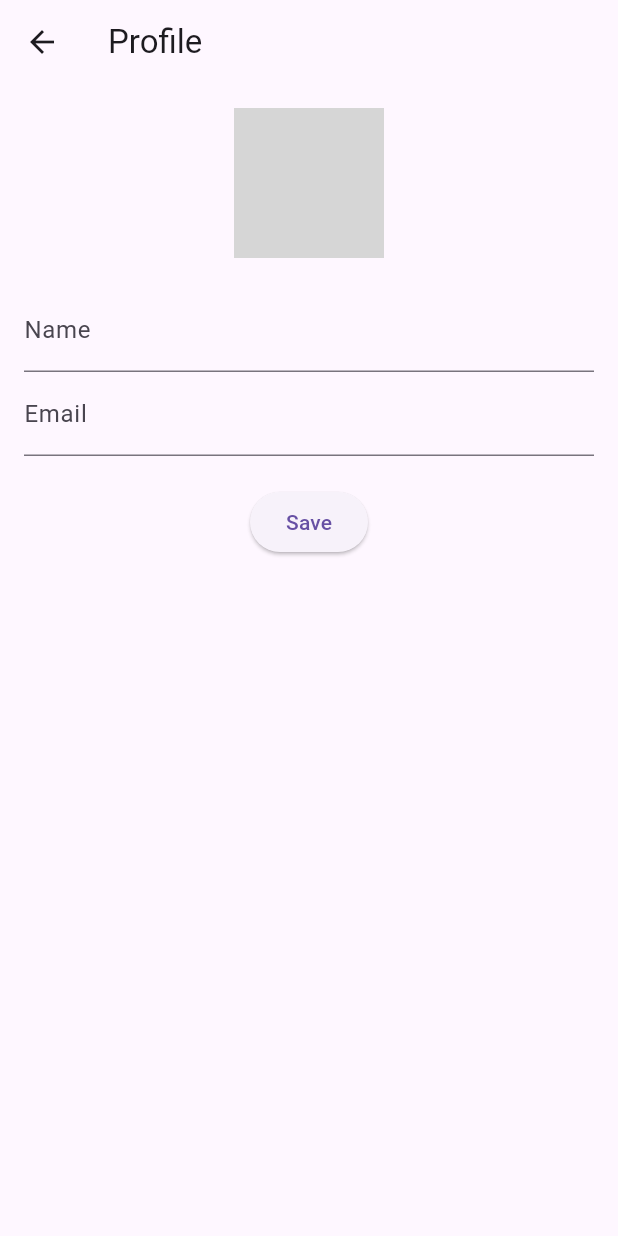
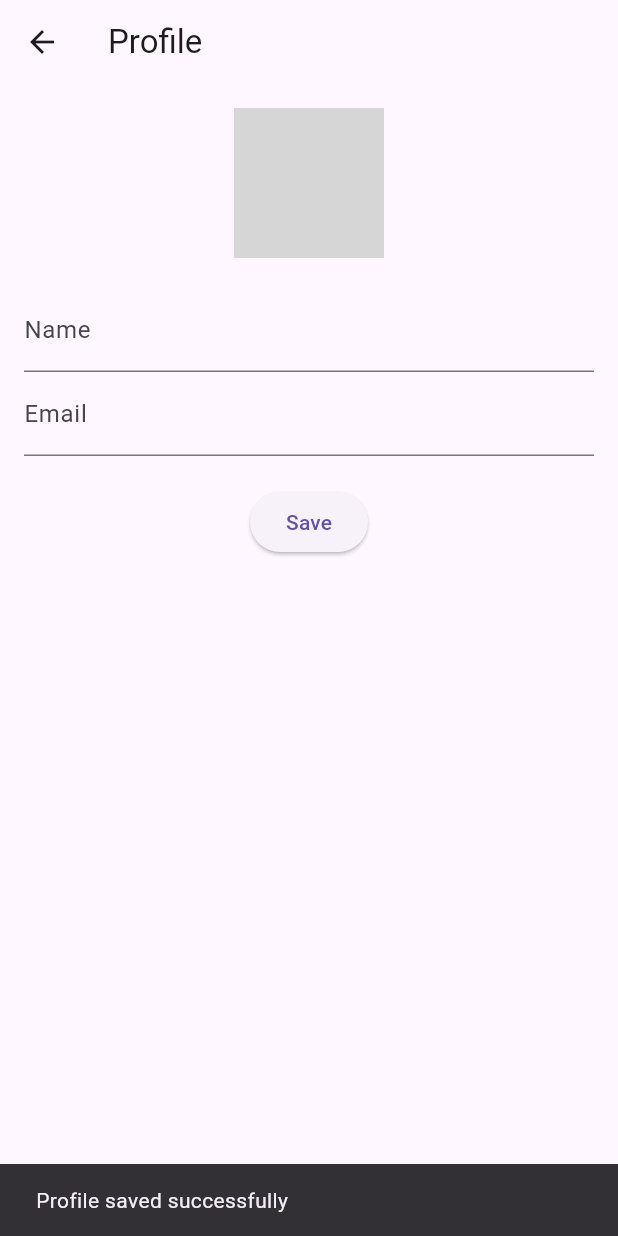
Before and after one commit to ashwin549/Truth-Lens, a Flutter app: the ProfileTab screen opened directly, after a tap on "Save", on a phone screen of 412 x 824 dp. Run offline on Flutter 3.47's test engine with Material 3 defaults, Android fonts, the light colour scheme and no system bars; our stand-ins replace cloud_firestore, curved_navigation_bar, firebase_auth, firebase_core, flutter_dotenv, google_sign_in and 2 more; accounts and stored records are empty; network calls fail; grey boxes are pictures that could not be loaded.

Commit message:
Profile, news source

```diff
--- a/lib/home_screen.dart
+++ b/lib/home_screen.dart
@@ -1,7 +1,7 @@
 import 'package:flutter/material.dart';
 import 'home_tab.dart';
 import 'daily_tab.dart';
-import 'post_tab.dart';
+
 import 'profile_tab.dart';
 import 'package:curved_navigation_bar/curved_navigation_bar.dart';
 
@@ -16,7 +16,6 @@ class _HomeScreenState extends State<HomeScreen> {
   final List<Widget> _tabs = [
     HomeTab(),
     DailyTab(),
-    PostTab(),
     ProfileTab(),
   ];
 
@@ -40,7 +39,6 @@ class _HomeScreenState extends State<HomeScreen> {
         items: <Widget>[
           Icon(Icons.home, size: 30),
           Icon(Icons.trending_up, size: 30),
-          Icon(Icons.add_box, size: 30),
           Icon(Icons.person, size: 30),
         ],
         onTap: (index) {
--- a/lib/profile_tab.dart
+++ b/lib/profile_tab.dart
@@ -1,6 +1,104 @@
 import 'package:flutter/material.dart';
+import 'package:image_picker/image_picker.dart';
+import 'dart:io';
+import 'package:path_provider/path_provider.dart';
+import 'package:path/path.dart' as path;
+import 'package:shared_preferences/shared_preferences.dart';
 
-class ProfileTab extends StatelessWidget {
+class ProfileTab extends StatefulWidget {
+  @override
+  _ProfileTabState createState() => _ProfileTabState();
+}
+
+class _ProfileTabState extends State<ProfileTab> {
+  File? _image;
+  final String _imagePathKey = 'profile_image_path';
+  final String _nameKey = 'profile_name';
+  final String _emailKey = 'profile_email';
+
+  TextEditingController _nameController = TextEditingController();
+  TextEditingController _emailController = TextEditingController();
+
+  @override
+  void initState() {
+    super.initState();
+    _loadProfileData();
+  }
+
+  // Load the saved image, name, and email from SharedPreferences.
+  Future<void> _loadProfileData() async {
+    SharedPreferences prefs = await SharedPreferences.getInstance();
+
+    // Load image
+    String? savedImagePath = prefs.getString(_imagePathKey);
+    if (savedImagePath != null) {
+      File imageFile = File(savedImagePath);
+      if (await imageFile.exists()) {
+        setState(() {
+          _image = imageFile;
+        });
+      }
+    }
+
+    // Load name and email
+    _nameController.text = prefs.getString(_nameKey) ?? '';
+    _emailController.text = prefs.getString(_emailKey) ?? '';
+  }
+
+  // Function to open the camera and capture an image.
+  Future<void> _pickImage() async {
+    final pickedFile =
+    await ImagePicker().pickImage(source: ImageSource.camera);
+    if (pickedFile != null) {
+      setState(() {
+        _image = File(pickedFile.path);
+      });
+    }
+  }
+
+  // Function to save the profile image, name, and email.
+  Future<void> _saveProfile() async {
+    SharedPreferences prefs = await SharedPreferences.getInstance();
+
+    // Save name and email
+    await prefs.setString(_nameKey, _nameController.text);
+    await prefs.setString(_emailKey, _emailController.text);
+
+    if (_image != null) {
+      try {
+        if (!_image!.existsSync()) {
+          print('Temporary image file does not exist at: ${_image!.path}');
+          ScaffoldMessenger.of(context).showSnackBar(
+            SnackBar(content: Text('Temporary image file not found')),
+          );
+          return;
+        }
+
+        // Get the app's documents directory.
+        final Directory appDir = await getApplicationDocumentsDirectory();
+        final String fileName =
+            '${DateTime.now().millisecondsSinceEpoch}_${path.basename(_image!.path)}';
+        final String newPath = path.join(appDir.path, fileName);
+
+        // Copy the image file.
+        final File savedImage = await _image!.copy(newPath);
+        print('Profile image successfully saved at: ${savedImage.path}');
+
+        // Store the new file path
+        await prefs.setString(_imagePathKey, savedImage.path);
+      } catch (e) {
+        print('Error saving image: $e');
+        ScaffoldMessenger.of(context).showSnackBar(
+          SnackBar(content: Text('Failed to save image')),
+        );
+      }
+    }
+
+    ScaffoldMessenger.of(context).showSnackBar(
+      SnackBar(content: Text('Profile saved successfully')),
+    );
+  }
+
   @override
   Widget build(BuildContext context) {
     return Scaffold(
@@ -11,22 +109,27 @@ class ProfileTab extends StatelessWidget {
         padding: const EdgeInsets.all(16.0),
         child: Column(
           children: [
-            CircleAvatar(
-              radius: 50,
-              backgroundImage: AssetImage('assets/placeholder.png'), // Replace with user image
+            GestureDetector(
+              onTap: _pickImage,
+              child: CircleAvatar(
+                radius: 50,
+                backgroundImage: _image != null
+                    ? FileImage(_image!)
+                    : AssetImage('assets/placeholder.png') as ImageProvider,
+              ),
             ),
             SizedBox(height: 20),
             TextField(
+              controller: _nameController,
               decoration: InputDecoration(labelText: 'Name'),
             ),
             TextField(
+              controller: _emailController,
               decoration: InputDecoration(labelText: 'Email'),
             ),
             SizedBox(height: 20),
             ElevatedButton(
-              onPressed: () {
-                // TODO: Implement profile update functionality
-              },
+              onPressed: _saveProfile,
               child: Text('Save'),
             ),
           ],
--- a/pubspec.yaml
+++ b/pubspec.yaml
@@ -41,6 +41,7 @@ dependencies:
   curved_navigation_bar: ^1.0.6 #latest version
   flutter_dotenv: ^5.0.2
   cloud_firestore: ^4.6.0  # or the latest version
+  url_launcher: 6.3.0
 
 dev_dependencies:
   flutter_test:
@@ -52,6 +53,10 @@ dev_dependencies:
   # package. See that file for information about deactivating specific lint
   # rules and activating additional ones.
   flutter_lints: ^2.0.0
+  image_picker: ^0.8.7+4
+  path_provider: ^2.0.11
+  path: ^1.8.2
+  shared_preferences: ^2.0.15
 
 # For information on the generic Dart part of this file, see the
 # following page: https://dart.dev/tools/pub/pubspec
```
Also changed, not shown: lib/home_tab.dart (+22 -3 lines), lib/post_tab.dart (deleted, +0 -40 lines), pubspec.lock, 7 other files.
